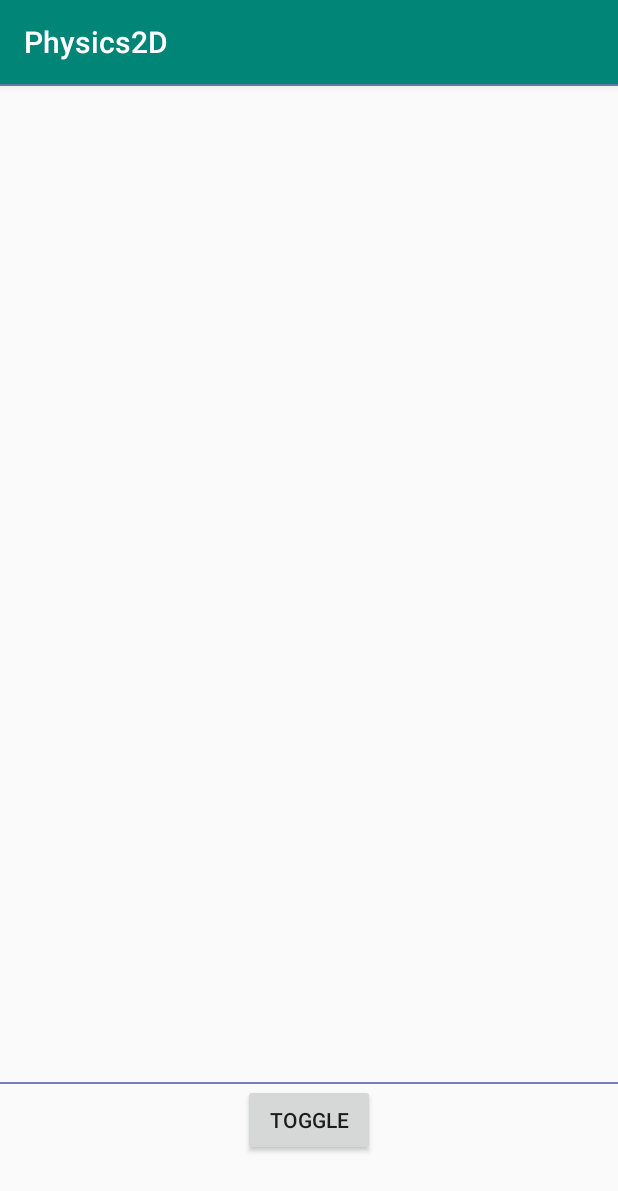
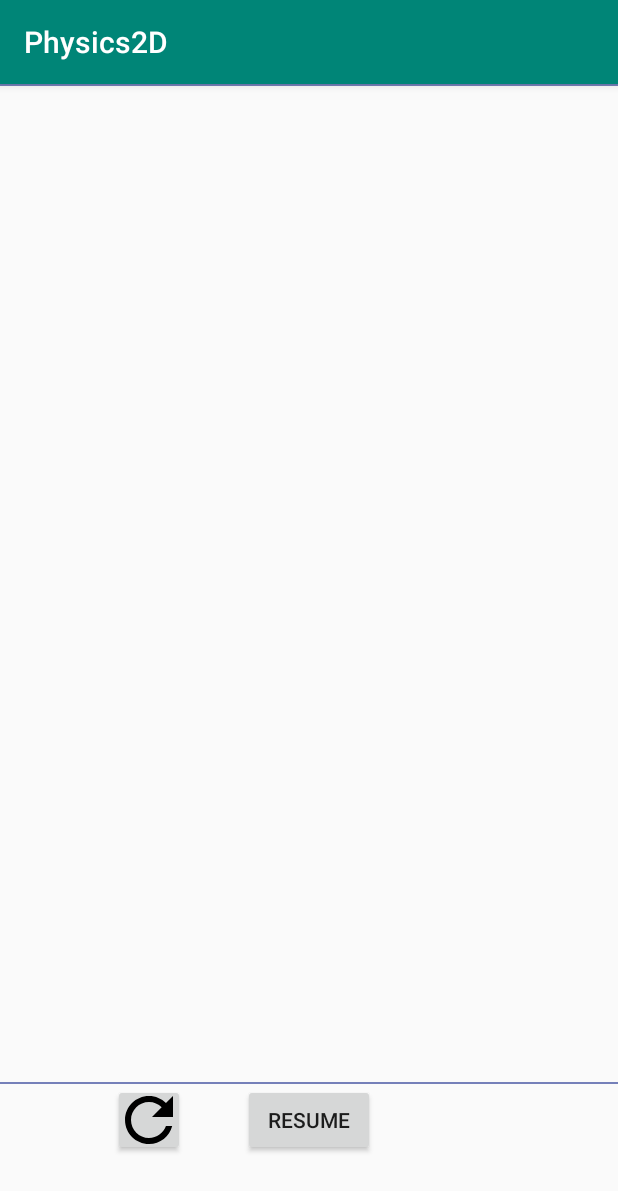
Before and after one commit to RUSLoker/Physics2D, an Android app: the screen it shows after launch (MainActivity), on a phone screen of 412 x 824 dp. Shown: the top 1191 px of the screen. Run offline under Robolectric (Android 15) with nearby library versions, the phone set to English and light mode, and no system bars.

Commit message:
Visualization additions and Russification

```diff
--- /dev/null
+++ b/app/src/main/res/drawable/ic_arrow_back_black_24dp.xml
@@ -0,0 +1,9 @@
+<vector xmlns:android="http://schemas.android.com/apk/res/android"
+        android:width="24dp"
+        android:height="24dp"
+        android:viewportWidth="24.0"
+        android:viewportHeight="24.0">
+    <path
+        android:fillColor="#FF000000"
+        android:pathData="M20,11H7.83l5.59,-5.59L12,4l-8,8 8,8 1.41,-1.41L7.83,13H20v-2z"/>
+</vector>
--- /dev/null
+++ b/app/src/main/res/drawable/ic_arrow_forward_black_24dp.xml
@@ -0,0 +1,9 @@
+<vector xmlns:android="http://schemas.android.com/apk/res/android"
+        android:width="24dp"
+        android:height="24dp"
+        android:viewportWidth="24.0"
+        android:viewportHeight="24.0">
+    <path
+        android:fillColor="#FF000000"
+        android:pathData="M12,4l-1.41,1.41L16.17,11H4v2h12.17l-5.58,5.59L12,20l8,-8z"/>
+</vector>
--- /dev/null
+++ b/app/src/main/res/drawable/ic_refresh_black_24dp.xml
@@ -0,0 +1,10 @@
+<vector xmlns:android="http://schemas.android.com/apk/res/android"
+        android:width="24dp"
+        android:height="24dp"
+        android:viewportWidth="24.0"
+        android:viewportHeight="24.0">
+    <path
+        android:fillColor="#FF000000"
+        android:pathData="M17.65,6.35C16.2,4.9 14.21,4 12,4c-4.42,0 -7.99,3.58 -7.99,8s3.57,8 7.99,8c3.73,0 6.84,-2.55 7.73,-6h-2.08c-0.82,2.33 -3.04,4 -5.65,4 -3.31,0 -6,-2.69 -6,-6s2.69,-6 6,-6c1.66,0 3.14,0.69 4.22,1.78L13,11h7V4l-2.35,2.35z"/>
+
+</vector>
--- a/app/src/main/res/layout/activity_main.xml
+++ b/app/src/main/res/layout/activity_main.xml
@@ -25,6 +25,18 @@
         android:onClick="toggle"
         android:text="@string/toggle"
         app:layout_constraintEnd_toEndOf="parent"
+        app:layout_constraintStart_toStartOf="parent"
+        app:layout_constraintTop_toBottomOf="@+id/visualizer" />
+
+    <Button
+        android:id="@+id/refresh"
+        android:layout_width="48dp"
+        android:layout_height="48dp"
+        android:foreground="@drawable/ic_refresh_black_24dp"
+        android:onClick="reloadFields"
+        app:layout_constraintBottom_toBottomOf="@+id/button"
+        app:layout_constraintEnd_toStartOf="@+id/button"
+        app:layout_constraintHorizontal_bias="0.663"
         app:layout_constraintStart_toStartOf="parent"
         app:layout_constraintTop_toBottomOf="@+id/visualizer" />
 
@@ -96,10 +108,10 @@
     <Button
         android:id="@+id/prev"
         android:layout_width="47dp"
-        android:layout_height="45dp"
+        android:layout_height="47dp"
         android:layout_marginStart="8dp"
+        android:foreground="@drawable/ic_arrow_back_black_24dp"
         android:onClick="prev"
-        android:text="@string/left"
         android:textSize="18sp"
         android:visibility="invisible"
         app:layout_constraintBottom_toBottomOf="@+id/number"
@@ -110,10 +122,10 @@
     <Button
         android:id="@+id/next"
         android:layout_width="47dp"
-        android:layout_height="45dp"
+        android:layout_height="47dp"
         android:layout_marginEnd="8dp"
+        android:foreground="@drawable/ic_arrow_forward_black_24dp"
         android:onClick="next"
-        android:text="@string/right"
         android:textAlignment="center"
         android:textSize="18sp"
         android:visibility="invisible"
@@ -147,7 +159,7 @@
         android:layout_width="123dp"
         android:layout_height="46dp"
         android:ems="10"
-        android:inputType="numberDecimal"
+        android:inputType="numberSigned|numberDecimal"
         app:layout_constraintBottom_toBottomOf="@+id/coords"
         app:layout_constraintStart_toStartOf="@+id/number"
         app:layout_constraintTop_toTopOf="@+id/coords"
@@ -158,7 +170,7 @@
         android:layout_width="123dp"
         android:layout_height="46dp"
         android:ems="10"
-        android:inputType="numberDecimal"
+        android:inputType="numberSigned|numberDecimal"
         android:visibility="invisible"
         app:layout_constraintBottom_toBottomOf="@+id/coords"
         app:layout_constraintStart_toStartOf="@+id/number"
@@ -170,7 +182,7 @@
         android:layout_width="123dp"
         android:layout_height="46dp"
         android:ems="10"
-        android:inputType="numberDecimal"
+        android:inputType="numberSigned|numberDecimal"
         app:layout_constraintBottom_toBottomOf="@+id/coords"
         app:layout_constraintEnd_toEndOf="@+id/massAmount"
         app:layout_constraintTop_toTopOf="@+id/coords" />
@@ -180,7 +192,7 @@
         android:layout_width="123dp"
         android:layout_height="46dp"
         android:ems="10"
-        android:inputType="numberDecimal"
+        android:inputType="numberSigned|numberDecimal"
         android:visibility="invisible"
         app:layout_constraintBottom_toBottomOf="@+id/coords"
         app:layout_constraintEnd_toEndOf="@+id/massAmount"
--- a/app/src/main/res/values/strings.xml
+++ b/app/src/main/res/values/strings.xml
@@ -1,8 +1,8 @@
 <resources>
     <string name="app_name">Physics2D</string>
     <string name="toggle">Toggle</string>
-    <string name="left"><![CDATA[<]]></string>
-    <string name="right"><![CDATA[>]]></string>
+    <string name="left" translatable="false"><![CDATA[<]]></string>
+    <string name="right" translatable="false"><![CDATA[>]]></string>
     <string name="size">Size</string>
     <string name="mass">Mass</string>
     <string name="coords">Coords</string>
@@ -10,4 +10,6 @@
     <string name="add">Add</string>
     <string name="set">Set</string>
     <string name="speed">Speed</string>
+    <string name="resume">Resume</string>
+    <string name="pause">Pause</string>
 </resources>
```
Also changed, not shown: app/build.gradle (+5 -5 lines), app/src/main/java/com/example/physics2d/MainActivity.java (+22 -6 lines), 1 other file.
